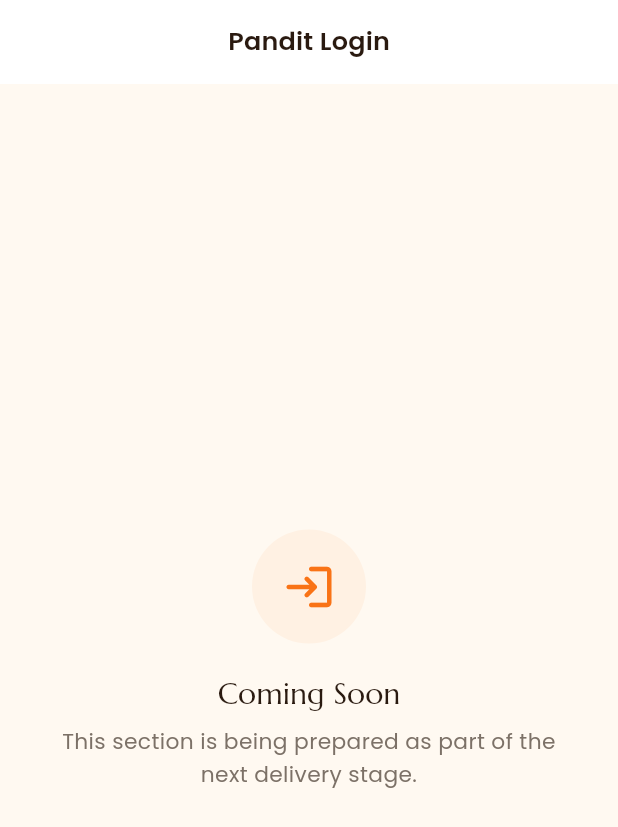
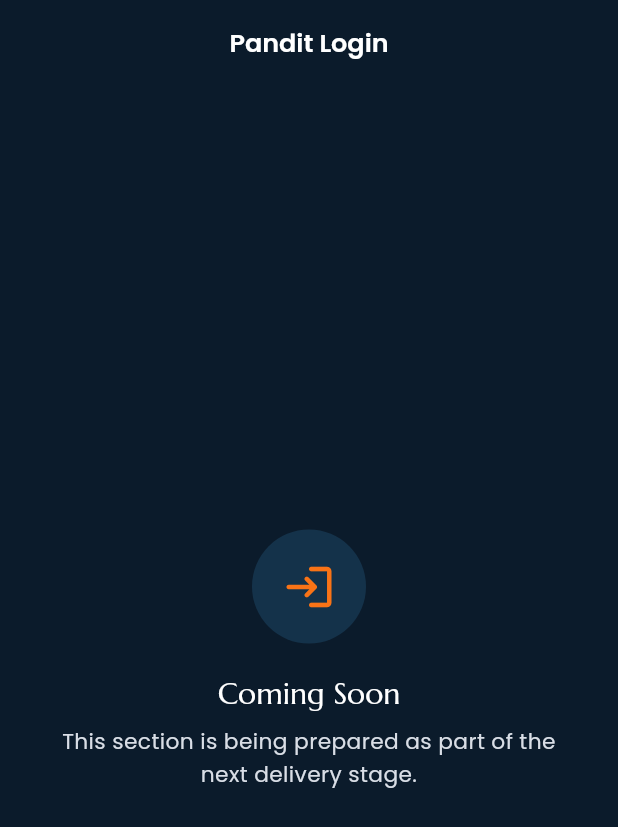
Before and after one commit to dasaradha631/panditindia-pandit, a Flutter app: the screen it shows after launch, on a phone screen of 412 x 824 dp. Shown: the top 827 px of the screen. Run offline on Flutter 3.47's test engine with Material 3 defaults, Android fonts, the phone set to English and light mode, and no system bars; our stand-ins replace go_router.

Commit message:
Restyle pandit app theme and splash to dark navy reference design

```diff
--- a/lib/app/theme/theme.dart
+++ b/lib/app/theme/theme.dart
@@ -11,6 +11,7 @@ class AppTheme {
   static const String displayFamily = 'Marcellus';
   static const String bodyFamily = 'Poppins';
 
+  /// Status bar over navy chrome (the pandit app is dark by default).
   static const SystemUiOverlayStyle darkStatus = SystemUiOverlayStyle(
     statusBarColor: Colors.transparent,
     statusBarIconBrightness: Brightness.light,
@@ -21,10 +22,10 @@ class AppTheme {
 
   static const SystemUiOverlayStyle lightStatus = SystemUiOverlayStyle(
     statusBarColor: Colors.transparent,
-    statusBarIconBrightness: Brightness.dark,
-    statusBarBrightness: Brightness.light,
-    systemNavigationBarColor: AppColors.cream,
-    systemNavigationBarIconBrightness: Brightness.dark,
+    statusBarIconBrightness: Brightness.light,
+    statusBarBrightness: Brightness.dark,
+    systemNavigationBarColor: AppColors.navy,
+    systemNavigationBarIconBrightness: Brightness.light,
   );
 
   static TextTheme _textTheme(Brightness brightness) {
@@ -107,24 +108,24 @@ class AppTheme {
     final ThemeData base = ThemeData(
       useMaterial3: true,
       colorScheme: scheme,
-      scaffoldBackgroundColor: AppColors.cream,
+      scaffoldBackgroundColor: AppColors.navy,
       fontFamily: bodyFamily,
     );
 
     return base.copyWith(
       textTheme: _textTheme(Brightness.light),
       appBarTheme: const AppBarTheme(
-        backgroundColor: AppColors.cream,
+        backgroundColor: AppColors.navy,
         surfaceTintColor: Colors.transparent,
-        foregroundColor: AppColors.ink,
+        foregroundColor: AppColors.onDark,
         elevation: 0,
         centerTitle: true,
-        systemOverlayStyle: lightStatus,
+        systemOverlayStyle: darkStatus,
         titleTextStyle: TextStyle(
           fontFamily: bodyFamily,
           fontSize: 17,
           fontWeight: FontWeight.w600,
-          color: AppColors.ink,
+          color: AppColors.onDark,
         ),
       ),
       dividerTheme: const DividerThemeData(
--- a/lib/core/constants/app_colors.dart
+++ b/lib/core/constants/app_colors.dart
@@ -1,6 +1,7 @@
 import 'package:flutter/material.dart';
 
-/// PanditIndia brand palette taken from the approved website / mobile UI.
+/// PanditIndia design palette (reference design board): deep navy chrome,
+/// Vedic orange accent and clean surfaces.
 class AppColors {
   AppColors._();
 
@@ -10,21 +11,21 @@ class AppColors {
   static const Color primarySoft = Color(0xFFFFF1E3);
   static const Color primaryBorder = Color(0xFFFFE3C8);
 
-  // Brand darks - deep teal / navy used by the website
+  // Brand darks - deep navy chrome used by the pandit screens
   static const Color navy = Color(0xFF0B1B2B);
   static const Color navySoft = Color(0xFF14324A);
   static const Color teal = Color(0xFF0E2A33);
   static const Color maroon = Color(0xFF5C0F1E);
 
-  // Surfaces
-  static const Color cream = Color(0xFFFFF9F1);
+  // Surfaces - white content pages with soft neutral fills
+  static const Color cream = Color(0xFFFFFFFF);
   static const Color surface = Color(0xFFFFFFFF);
-  static const Color surfaceMuted = Color(0xFFFAF3E9);
-  static const Color border = Color(0xFFF0E4D4);
+  static const Color surfaceMuted = Color(0xFFF4F6F8);
+  static const Color border = Color(0xFFE7EAF0);
 
   // Text
-  static const Color ink = Color(0xFF2A1A10);
-  static const Color muted = Color(0xFF7C7167);
+  static const Color ink = Color(0xFF111827);
+  static const Color muted = Color(0xFF6B7280);
   static const Color onDark = Color(0xFFFFFFFF);
   static const Color onDarkMuted = Color(0xFFD9DEE6);
 
--- a/lib/features/shared/placeholder_screen.dart
+++ b/lib/features/shared/placeholder_screen.dart
@@ -14,13 +14,8 @@ class PlaceholderScreen extends StatelessWidget {
   Widget build(BuildContext context) {
     final ThemeData theme = Theme.of(context);
     return Scaffold(
-      backgroundColor: AppColors.cream,
-      appBar: AppBar(
-        backgroundColor: AppColors.surface,
-        foregroundColor: AppColors.ink,
-        elevation: 0,
-        title: Text(title, style: theme.textTheme.titleMedium),
-      ),
+      backgroundColor: AppColors.navy,
+      appBar: AppBar(title: Text(title)),
       body: Center(
         child: Padding(
           padding: const EdgeInsets.all(32),
@@ -30,8 +25,8 @@ class PlaceholderScreen extends StatelessWidget {
               Container(
                 width: 76,
                 height: 76,
-                decoration: const BoxDecoration(
-                  color: AppColors.primarySoft,
+                decoration: BoxDecoration(
+                  color: AppColors.navySoft,
                   shape: BoxShape.circle,
                 ),
                 child: Icon(
@@ -43,14 +38,16 @@ class PlaceholderScreen extends StatelessWidget {
               const SizedBox(height: 20),
               Text(
                 AppStrings.comingSoonTitle,
-                style: theme.textTheme.headlineSmall,
+                style: theme.textTheme.headlineSmall?.copyWith(
+                  color: AppColors.onDark,
+                ),
               ),
               const SizedBox(height: 8),
               Text(
                 AppStrings.comingSoonSubtitle,
                 textAlign: TextAlign.center,
                 style: theme.textTheme.bodyMedium
-                    ?.copyWith(color: AppColors.muted, height: 1.5),
+                    ?.copyWith(color: AppColors.onDarkMuted, height: 1.5),
               ),
             ],
           ),
```
Also changed, not shown: lib/features/splash/splash_screen.dart (+8 -21 lines).
